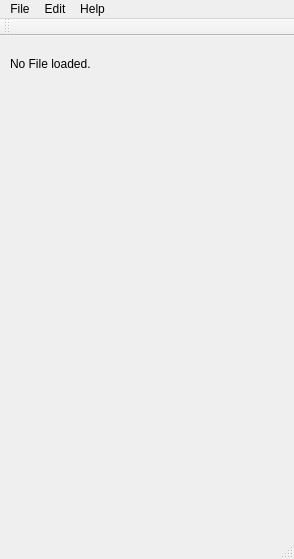
First picture: the form in BachelorThesis.ui, repository schwittlick/BachelorThesis, before the edit.
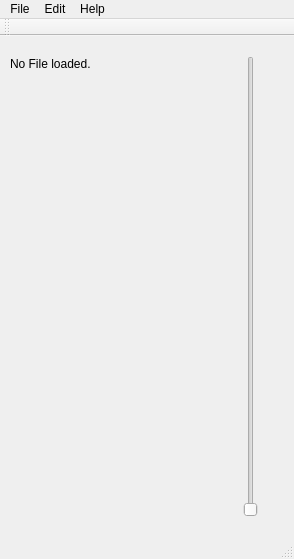
Second picture: the form after the edit.

Patch:
```diff
--- a/BachelorThesis.ui
+++ b/BachelorThesis.ui
@@ -27,6 +27,28 @@
      <string>No File loaded.</string>
     </property>
    </widget>
+   <widget class="QSlider" name="verticalSlider">
+    <property name="geometry">
+     <rect>
+      <x>240</x>
+      <y>20</y>
+      <width>22</width>
+      <height>461</height>
+     </rect>
+    </property>
+    <property name="minimum">
+     <number>1</number>
+    </property>
+    <property name="maximum">
+     <number>20</number>
+    </property>
+    <property name="orientation">
+     <enum>Qt::Vertical</enum>
+    </property>
+    <property name="tickInterval">
+     <number>1</number>
+    </property>
+   </widget>
   </widget>
   <widget class="QMenuBar" name="menuBar">
    <property name="geometry">
```
Left out of the diff: 8 changed lines with no effect on the pictures.
